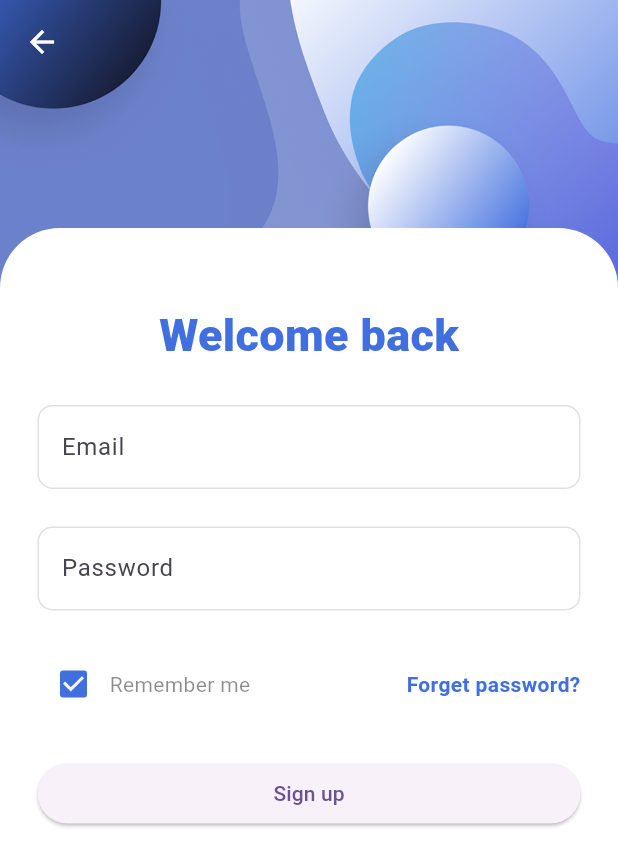
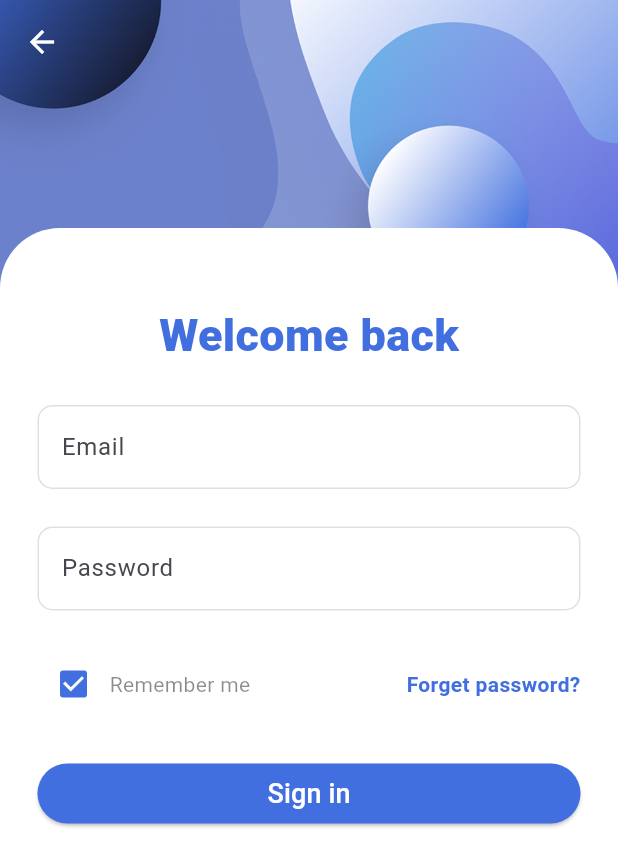
Before and after one commit to Thanasilp/Flutter-Login-signup, a Flutter app: the SigninScreen screen opened directly, on a phone screen of 412 x 824 dp. Shown: the top 866 px of the screen. Run offline on Flutter 3.47's test engine with Material 3 defaults, Android fonts, the phone set to English and light mode, and no system bars.

Commit message:
added onPressed color in sign in screen

```diff
--- a/lib/screen/signin_screen.dart
+++ b/lib/screen/signin_screen.dart
@@ -126,6 +126,14 @@ class _SigninScreenState extends State<SigninScreen> {
                       SizedBox(
                         width: double.infinity,
                         child: ElevatedButton(
+                          style: ButtonStyle(
+                            backgroundColor: WidgetStateProperty.resolveWith<Color>((states) {
+                              if (states.contains(WidgetState.pressed)) {
+                                return Colors.blue.shade900;
+                              }
+                              return lightColorScheme.primary;
+                            },)
+                          ) ,
                           onPressed: () {
                             if (_formSignInKey.currentState!.validate() &&
                                 rememberPassword) {
@@ -136,13 +144,13 @@ class _SigninScreenState extends State<SigninScreen> {
                               ScaffoldMessenger.of(context).showSnackBar(
                                 const SnackBar(
                                   content: Text(
-                                    'Please agree to tghe processing of data',
+                                    'Please agree to the processing of data',
                                   ),
                                 ),
                               );
                             }
                           },
-                          child: const Text('Sign up'),
+                          child: const Text('Sign in',style: TextStyle(fontSize: 18.0, color: Colors.white),),
                         ),
                       ),
                     ],
```
